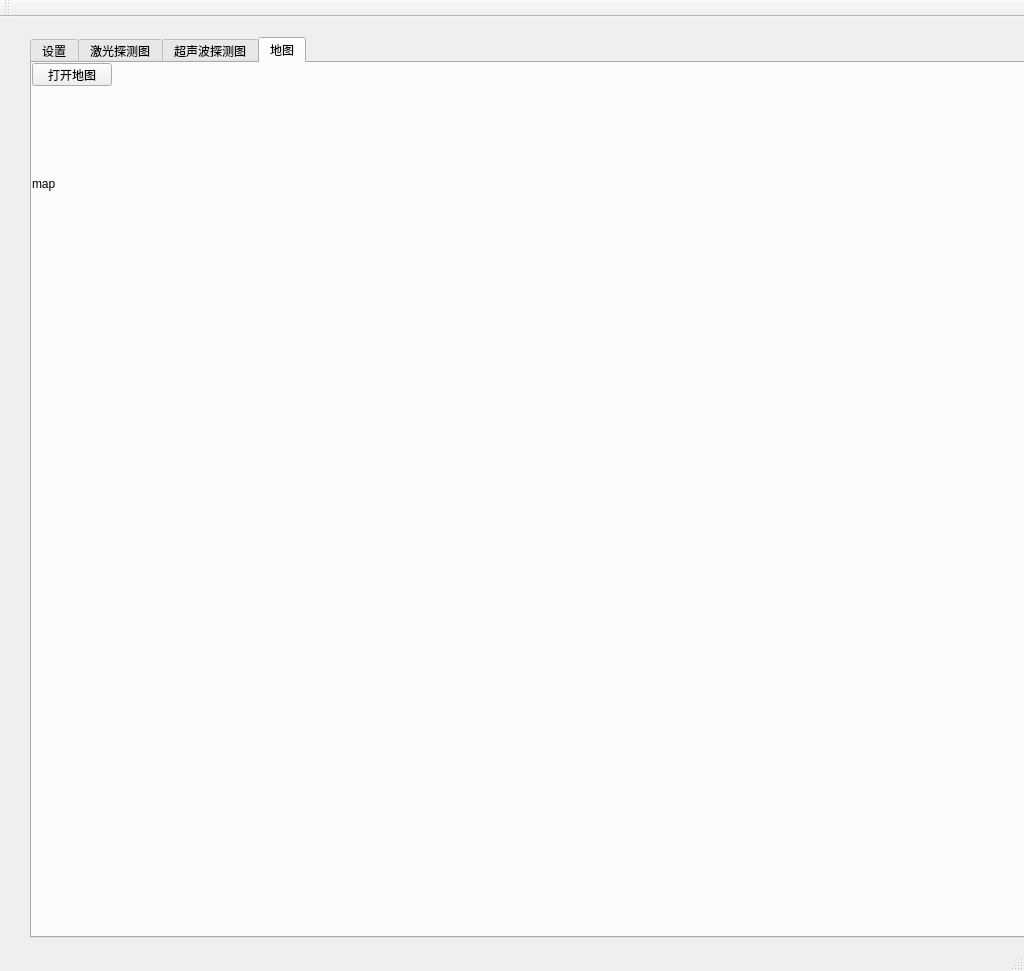
Old version of the form src/a_robot_platform/src/client/qt_client/mainwindow.ui in the repository zwhg/distributed_robot_sys.
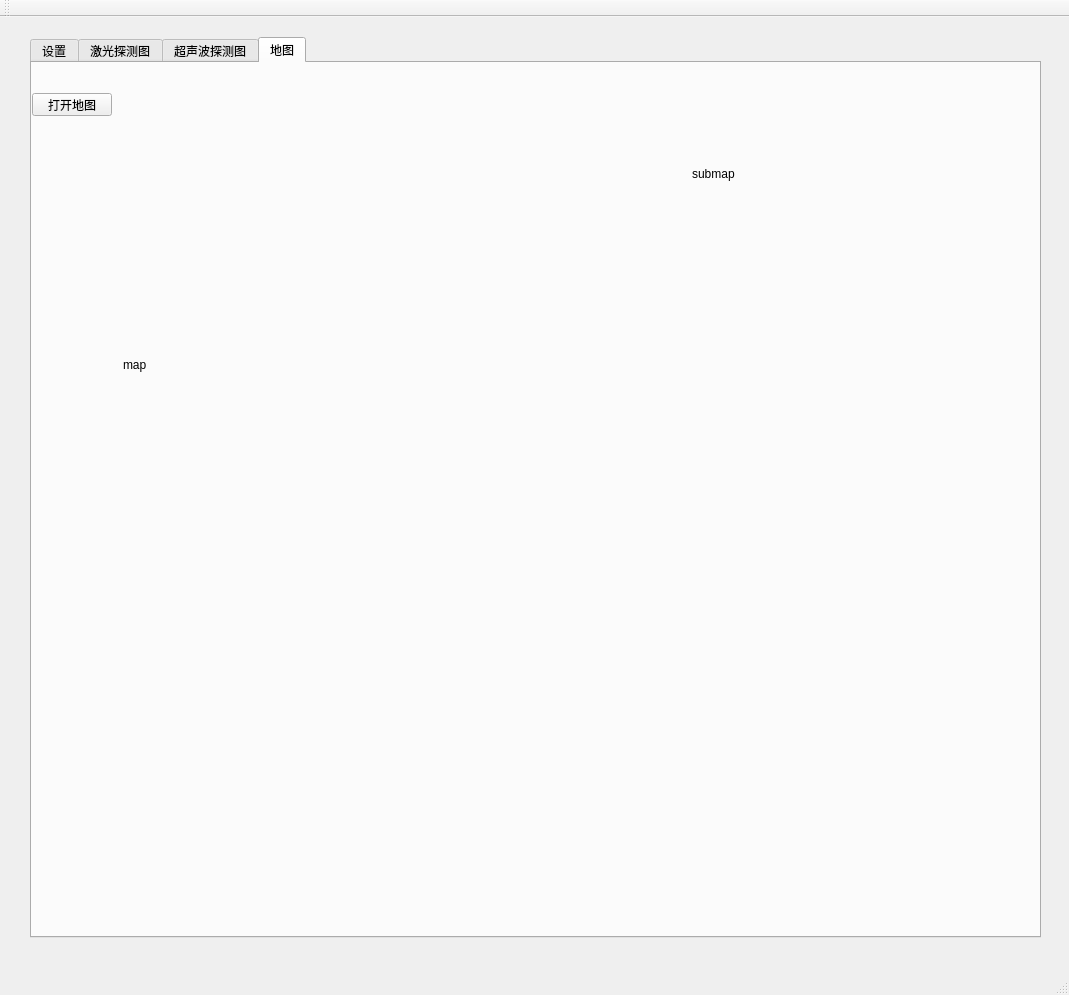
New version of the form.

```diff
--- a/src/a_robot_platform/src/client/qt_client/mainwindow.ui
+++ b/src/a_robot_platform/src/client/qt_client/mainwindow.ui
@@ -6,8 +6,8 @@
    <rect>
     <x>0</x>
     <y>0</y>
-    <width>1024</width>
-    <height>971</height>
+    <width>1069</width>
+    <height>995</height>
    </rect>
   </property>
   <property name="sizePolicy">
@@ -966,7 +966,7 @@
       <property name="geometry">
        <rect>
         <x>0</x>
-        <y>0</y>
+        <y>30</y>
         <width>80</width>
         <height>23</height>
        </rect>
@@ -978,16 +978,29 @@
      <widget class="QLabel" name="lbl_map">
       <property name="geometry">
        <rect>
-        <x>0</x>
-        <y>20</y>
-        <width>271</width>
-        <height>201</height>
+        <x>91</x>
+        <y>11</y>
+        <width>521</width>
+        <height>581</height>
        </rect>
       </property>
       <property name="text">
        <string>map</string>
       </property>
      </widget>
+     <widget class="QLabel" name="lbl_sub_map">
+      <property name="geometry">
+       <rect>
+        <x>660</x>
+        <y>10</y>
+        <width>281</width>
+        <height>201</height>
+       </rect>
+      </property>
+      <property name="text">
+       <string>submap</string>
+      </property>
+     </widget>
     </widget>
    </widget>
   </widget>
```
Left out of the diff: 2 changed lines with no effect on the pictures.
